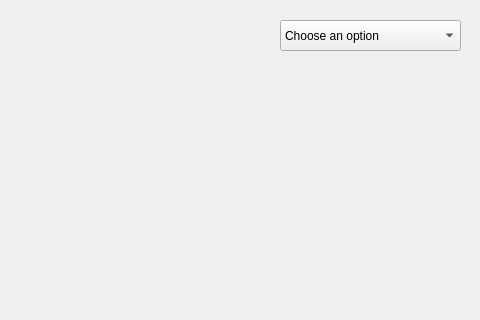
Old version of the form mainwindow.ui in the repository alihysn/Flight-Booking-Sytem-with-GUI; both pictures show x 320 to 800 and y 0 to 320 of the 800 by 600 pixel window.
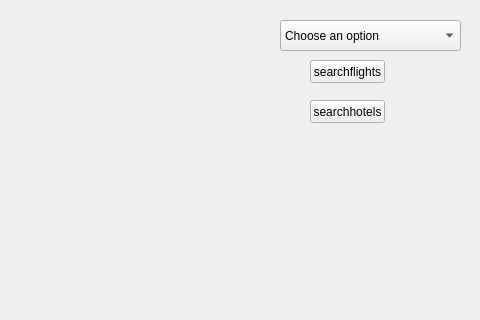
New version of the form.

What changed in the file:
```diff
--- a/mainwindow.ui
+++ b/mainwindow.ui
@@ -52,6 +52,32 @@
      <string>TextLabel</string>
     </property>
    </widget>
+   <widget class="QPushButton" name="pushButton">
+    <property name="geometry">
+     <rect>
+      <x>630</x>
+      <y>60</y>
+      <width>75</width>
+      <height>23</height>
+     </rect>
+    </property>
+    <property name="text">
+     <string>searchflights</string>
+    </property>
+   </widget>
+   <widget class="QPushButton" name="pushButton_2">
+    <property name="geometry">
+     <rect>
+      <x>630</x>
+      <y>100</y>
+      <width>75</width>
+      <height>23</height>
+     </rect>
+    </property>
+    <property name="text">
+     <string>searchhotels</string>
+    </property>
+   </widget>
   </widget>
   <widget class="QMenuBar" name="menubar">
    <property name="geometry">
```
Left out of the diff: 2 changed lines with no effect on the pictures.
